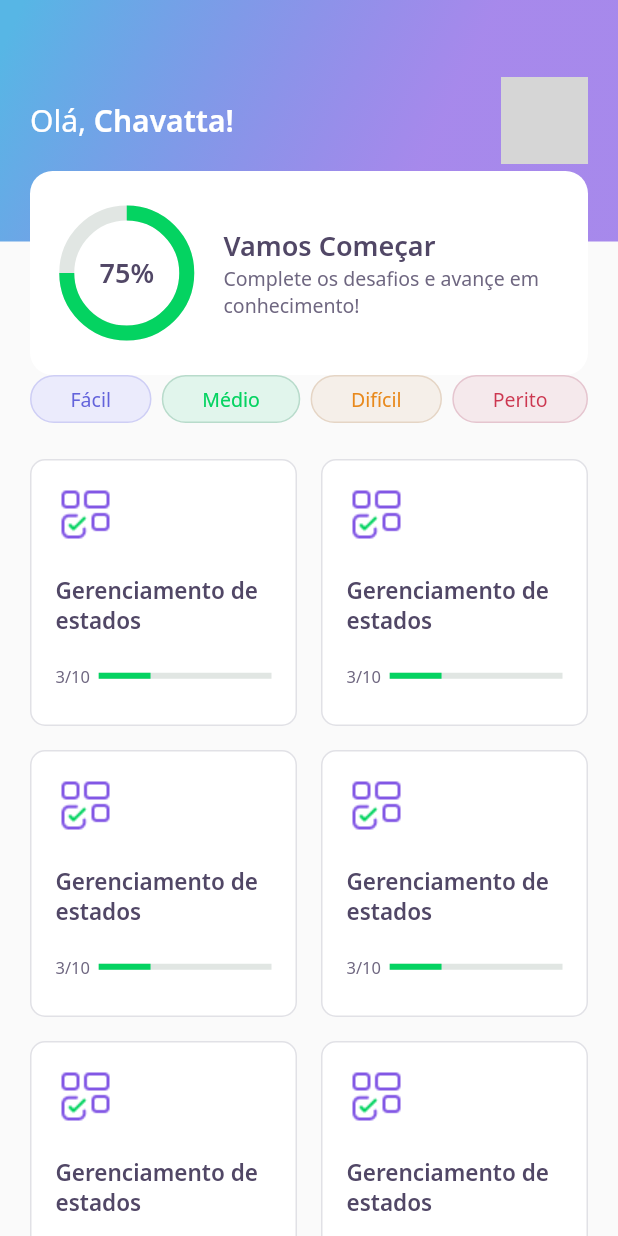
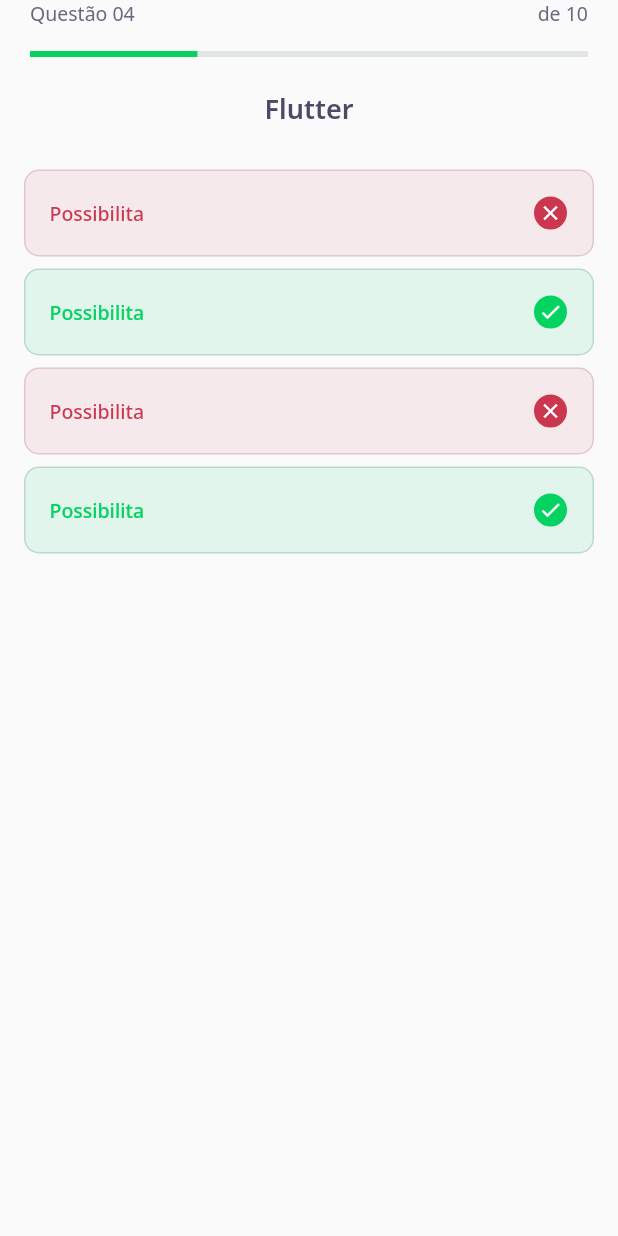
Before and after one commit to chavatta/NLW-05, a Flutter app: the screen it shows after launch, on a phone screen of 412 x 824 dp. Run offline on Flutter 3.47's test engine with Material 2 defaults, Android fonts, the phone set to English and light mode, and no system bars; our stand-ins replace google_fonts; grey boxes are pictures that could not be loaded.

Commit message:
Criado quiz_widget e answer_widget

```diff
--- /dev/null
+++ b/lib/challenge/challenge_page.dart
@@ -0,0 +1,26 @@
+import 'package:DevQuiz/challenge/widgets/question_indicator/question_indicator_widget.dart';
+import 'package:DevQuiz/challenge/widgets/quiz/quiz_widget.dart';
+import 'package:flutter/material.dart';
+
+class ChallengePage extends StatefulWidget {
+  ChallengePage({Key? key}) : super(key: key);
+
+  @override
+  _ChallengePageState createState() => _ChallengePageState();
+}
+
+class _ChallengePageState extends State<ChallengePage> {
+  @override
+  Widget build(BuildContext context) {
+    return Scaffold(
+      appBar: PreferredSize(
+        child: SafeArea(
+          top: true,
+          child: QuestionIndicatorWidget(),
+        ),
+        preferredSize: Size.fromHeight(60),
+      ),
+      body: QuizWidget(title: "Flutter"),
+    );
+  }
+}
--- /dev/null
+++ b/lib/challenge/widgets/answer/answer_widget.dart
@@ -0,0 +1,79 @@
+import 'package:DevQuiz/core/app_colors.dart';
+import 'package:DevQuiz/core/app_text_styles.dart';
+import 'package:flutter/material.dart';
+
+class AnswerWidget extends StatelessWidget {
+  final String title;
+  final bool isRight;
+  final bool isSelected;
+
+  const AnswerWidget({
+    Key? key,
+    required this.title,
+    this.isRight = false,
+    this.isSelected = false,
+  }) : super(key: key);
+
+  Color get _selectedColorRight =>
+      isRight ? AppColors.darkGreen : AppColors.darkRed;
+  Color get _selectedBorderRight =>
+      isRight ? AppColors.lightGreen : AppColors.lightRed;
+  Color get _selectedColorCardRight =>
+      isRight ? AppColors.lightGreen : AppColors.lightRed;
+  Color get _selectedBorderCardRight =>
+      isRight ? AppColors.green : AppColors.red;
+  TextStyle get _selectedTextStyleRight =>
+      isRight ? AppTextStyles.bodyDarkGreen : AppTextStyles.bodyDarkRed;
+  IconData get _selectedIconRight => isRight ? Icons.check : Icons.close;
+
+  @override
+  Widget build(BuildContext context) {
+    return Padding(
+      padding: const EdgeInsets.symmetric(horizontal: 16.0, vertical: 4),
+      child: Container(
+        padding: EdgeInsets.all(16),
+        decoration: BoxDecoration(
+          color: isSelected ? _selectedColorCardRight : AppColors.white,
+          borderRadius: BorderRadius.circular(10),
+          border: Border.fromBorderSide(
+            BorderSide(
+              color: isSelected ? _selectedBorderCardRight : AppColors.border,
+            ),
+          ),
+        ),
+        child: Row(
+          mainAxisAlignment: MainAxisAlignment.spaceBetween,
+          children: [
+            Expanded(
+              child: Text(
+                title,
+                style:
+                    isSelected ? _selectedTextStyleRight : AppTextStyles.body,
+              ),
+            ),
+            Container(
+              width: 24,
+              height: 24,
+              decoration: BoxDecoration(
+                color: isSelected ? _selectedColorRight : AppColors.white,
+                borderRadius: BorderRadius.circular(500),
+                border: Border.fromBorderSide(
+                  BorderSide(
+                    color: isSelected ? _selectedBorderRight : AppColors.border,
+                  ),
+                ),
+              ),
+              child: isSelected
+                  ? Icon(
+                      _selectedIconRight,
+                      size: 16,
+                      color: AppColors.white,
+                    )
+                  : null,
+            )
+          ],
+        ),
+      ),
+    );
+  }
+}
--- /dev/null
+++ b/lib/challenge/widgets/question_indicator/question_indicator_widget.dart
@@ -0,0 +1,33 @@
+import 'package:DevQuiz/core/core.dart';
+import 'package:DevQuiz/shared/widget/progress_indicator/progress_indictator_widget.dart';
+import 'package:flutter/material.dart';
+
+class QuestionIndicatorWidget extends StatelessWidget {
+  const QuestionIndicatorWidget({Key? key}) : super(key: key);
+
+  @override
+  Widget build(BuildContext context) {
+    return Container(
+      padding: const EdgeInsets.symmetric(horizontal: 20),
+      child: Column(
+        children: [
+          Row(
+            mainAxisAlignment: MainAxisAlignment.spaceBetween,
+            children: [
+              Text(
+                "Questão 04 ",
+                style: AppTextStyles.body,
+              ),
+              Text(
+                "de 10",
+                style: AppTextStyles.body,
+              ),
+            ],
+          ),
+          SizedBox(height: 16),
+          ProgressIndicatorWidget(value: 0.7)
+        ],
+      ),
+    );
+  }
+}
--- /dev/null
+++ b/lib/challenge/widgets/quiz/quiz_widget.dart
@@ -0,0 +1,39 @@
+import 'package:DevQuiz/challenge/widgets/answer/answer_widget.dart';
+import 'package:DevQuiz/core/core.dart';
+import 'package:flutter/material.dart';
+
+class QuizWidget extends StatelessWidget {
+  final String title;
+  const QuizWidget({
+    Key? key,
+    required this.title,
+  }) : super(key: key);
+
+  @override
+  Widget build(BuildContext context) {
+    return Container(
+      child: Column(
+        children: [
+          Text(
+            title,
+            style: AppTextStyles.heading,
+          ),
+          SizedBox(
+            height: 24,
+          ),
+          AnswerWidget(
+            title: "Possibilita",
+            isSelected: true,
+          ),
+          AnswerWidget(
+            title: "Possibilita",
+            isSelected: true,
+            isRight: true,
+          ),
+          AnswerWidget(title: "Possibilita", isSelected: true),
+          AnswerWidget(title: "Possibilita", isRight: true, isSelected: true),
+        ],
+      ),
+    );
+  }
+}
--- a/lib/core/app_widget.dart
+++ b/lib/core/app_widget.dart
@@ -1,4 +1,4 @@
-import 'package:DevQuiz/home/home_page.dart';
+import 'package:DevQuiz/challenge/challenge_page.dart';
 import 'package:flutter/material.dart';
 
 class AppWidget extends StatelessWidget {
@@ -6,7 +6,7 @@ class AppWidget extends StatelessWidget {
   Widget build(BuildContext context) {
     return MaterialApp(
       title: "DevQuiz",
-      home: HomePage(),
+      home: ChallengePage(),
     );
   }
 }
--- a/lib/home/widgets/quiz_card/quiz_card_widget.dart
+++ b/lib/home/widgets/quiz_card/quiz_card_widget.dart
@@ -1,4 +1,5 @@
 import 'package:DevQuiz/core/core.dart';
+import 'package:DevQuiz/shared/widget/progress_indicator/progress_indictator_widget.dart';
 import 'package:flutter/material.dart';
 
 class QuizCardWidget extends StatelessWidget {
@@ -39,15 +40,7 @@ class QuizCardWidget extends StatelessWidget {
                   style: AppTextStyles.body11,
                 ),
               ),
-              Expanded(
-                flex: 4,
-                child: LinearProgressIndicator(
-                  value: 0.3,
-                  backgroundColor: AppColors.chartSecondary,
-                  valueColor:
-                      AlwaysStoppedAnimation<Color>(AppColors.chartPrimary),
-                ),
-              )
+              Expanded(flex: 4, child: ProgressIndicatorWidget(value: 0.3))
             ],
           )
         ],
--- /dev/null
+++ b/lib/shared/widget/progress_indicator/progress_indictator_widget.dart
@@ -0,0 +1,19 @@
+import 'package:DevQuiz/core/app_colors.dart';
+import 'package:flutter/material.dart';
+
+class ProgressIndicatorWidget extends StatelessWidget {
+  final double value;
+  const ProgressIndicatorWidget({
+    Key? key,
+    required this.value,
+  }) : super(key: key);
+
+  @override
+  Widget build(BuildContext context) {
+    return LinearProgressIndicator(
+      value: 0.3,
+      backgroundColor: AppColors.chartSecondary,
+      valueColor: AlwaysStoppedAnimation<Color>(AppColors.chartPrimary),
+    );
+  }
+}
```
